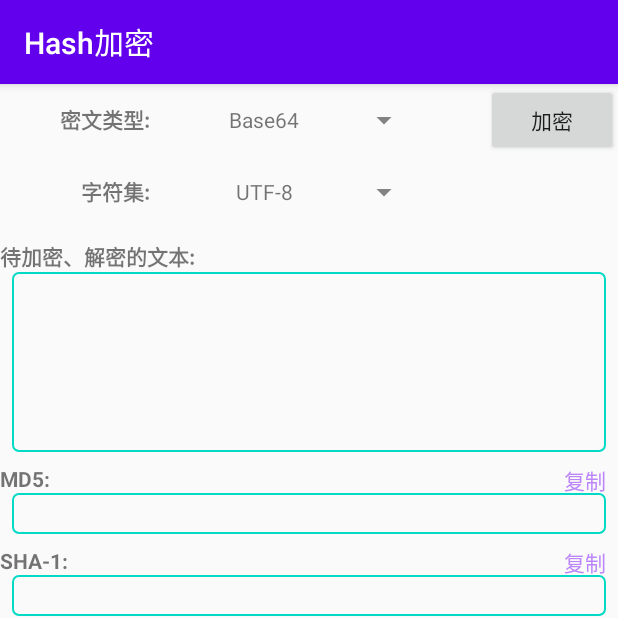
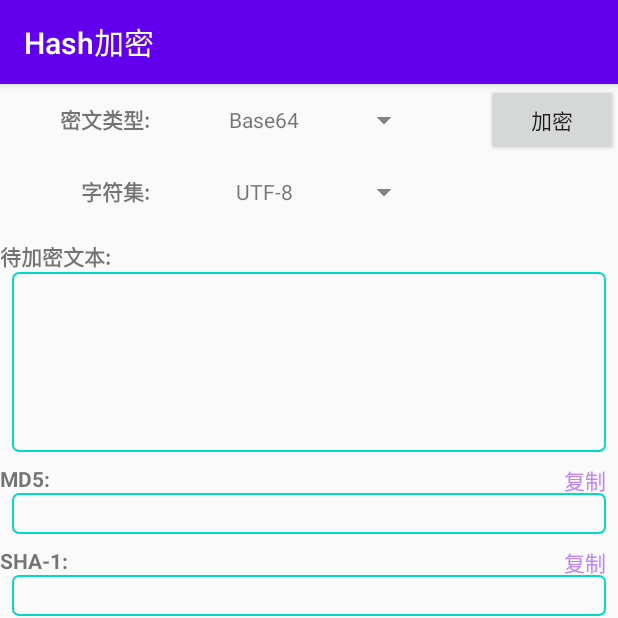
Before and after one commit to ngoluuduythai/cipher_andriod, an Android app: the HashActivity screen opened directly, with no data from a screen before it, on a phone screen of 412 x 824 dp, the top half of it. Run offline under Robolectric (Android 15) with nearby library versions, the phone set to English and light mode, and no system bars.

Commit message:
修改提示

```diff
--- a/app/src/main/res/layout/activity_hash.xml
+++ b/app/src/main/res/layout/activity_hash.xml
@@ -77,7 +77,7 @@
         android:layout_marginTop="8dp"
         android:gravity="end"
         android:labelFor="@id/text"
-        android:text="@string/label_input"
+        android:text="@string/label_input_1"
         android:textStyle="bold" />
 
     <EditText
```
